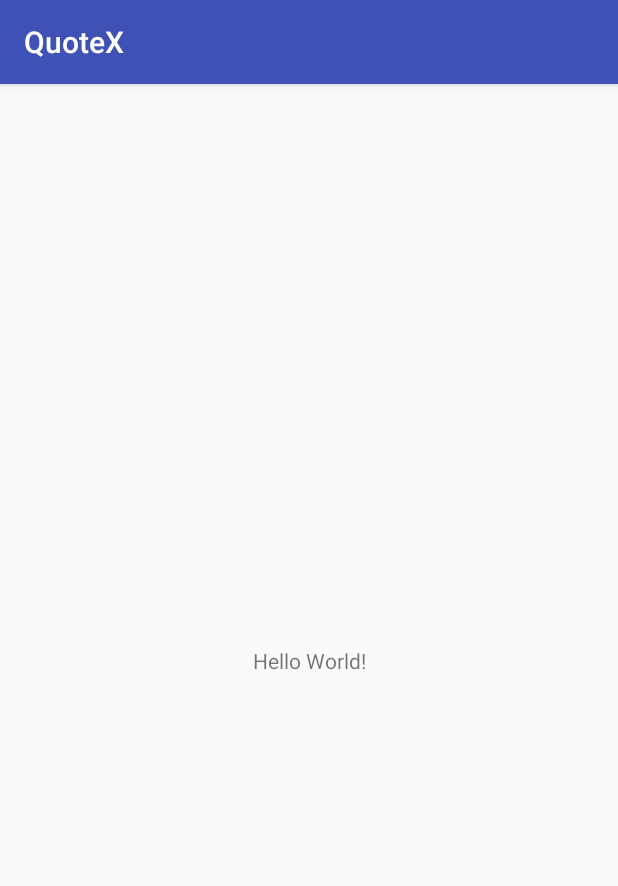
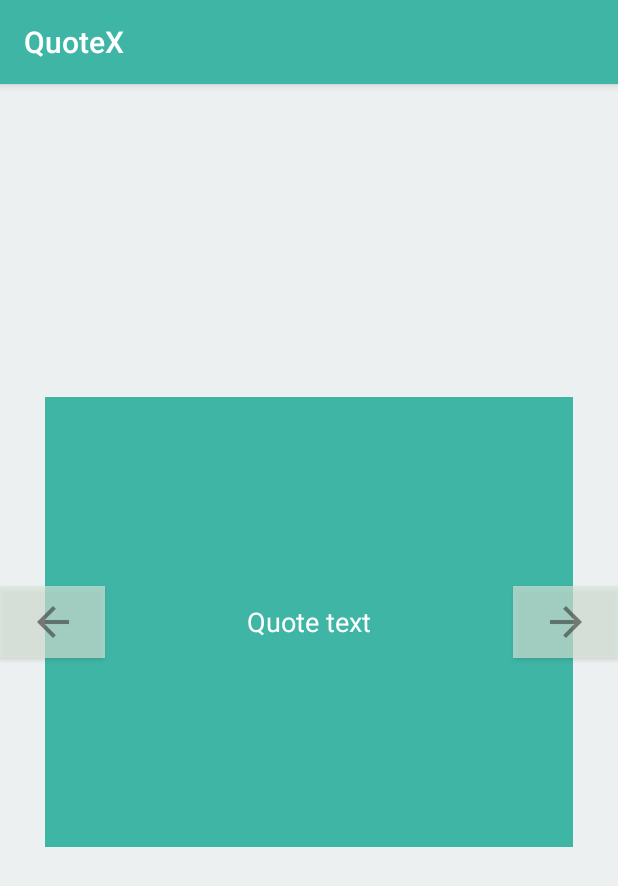
Before and after one commit to cmFodWx5YWRhdjEyMTA5/QuoteX, an Android app: the screen it shows after launch (MainActivity), on a phone screen of 412 x 824 dp. Shown: the top 886 px of the screen. Run offline under Robolectric (Android 15) with nearby library versions, the phone set to English and light mode, and no system bars.

Commit message:
quote layout

```diff
--- a/app/src/main/res/layout/activity_main.xml
+++ b/app/src/main/res/layout/activity_main.xml
@@ -1,18 +1,53 @@
 <?xml version="1.0" encoding="utf-8"?>
-<android.support.constraint.ConstraintLayout xmlns:android="http://schemas.android.com/apk/res/android"
-    xmlns:app="http://schemas.android.com/apk/res-auto"
-    xmlns:tools="http://schemas.android.com/tools"
+<RelativeLayout xmlns:android="http://schemas.android.com/apk/res/android"
+    xmlns:ads="http://schemas.android.com/apk/res-auto"
     android:layout_width="match_parent"
     android:layout_height="match_parent"
-    tools:context=".MainActivity">
+    android:background="#ecf0f1"
+    android:gravity="center">
 
-    <TextView
-        android:layout_width="wrap_content"
+    <LinearLayout
+        android:id="@+id/linearLayout"
+        android:layout_width="match_parent"
+        android:layout_height="300dp"
+        android:layout_centerInParent="true"
+        android:layout_marginBottom="100dp"
+        android:layout_marginLeft="30dp"
+        android:layout_marginRight="30dp"
+        android:layout_marginTop="50dp"
+        android:orientation="vertical">
+
+        <TextView
+            android:id="@+id/TextView"
+            android:layout_width="match_parent"
+            android:layout_height="match_parent"
+            android:background="@color/colorPrimary"
+            android:gravity="center"
+            android:padding="25dp"
+            android:text="Quote text"
+            android:textColor="#ffffff"
+            android:textSize="18sp" />
+
+    </LinearLayout>
+
+    <ImageButton
+        android:id="@+id/btnPrevious"
+        style="@style/Widget.AppCompat.Button.Colored"
+        android:layout_width="70dp"
         android:layout_height="wrap_content"
-        android:text="Hello World!"
-        app:layout_constraintBottom_toBottomOf="parent"
-        app:layout_constraintLeft_toLeftOf="parent"
-        app:layout_constraintRight_toRightOf="parent"
-        app:layout_constraintTop_toTopOf="parent" />
+        android:layout_alignParentStart="true"
+        android:layout_centerVertical="true"
+        android:background="#a5dbeadb"
+        android:src="@drawable/ic_previous" />
 
-</android.support.constraint.ConstraintLayout>
+    <ImageButton
+        android:id="@+id/btnNext"
+        style="@style/Widget.AppCompat.Button.Colored"
+        android:layout_width="70dp"
+        android:layout_height="wrap_content"
+        android:layout_alignParentEnd="true"
+        android:layout_centerVertical="true"
+        android:background="#a5dbeadb"
+        android:src="@drawable/ic_next" />
+
+</RelativeLayout>
--- a/app/src/main/res/mipmap-anydpi-v26/ic_launcher.xml
+++ /dev/null
@@ -1,5 +0,0 @@
-<?xml version="1.0" encoding="utf-8"?>
-<adaptive-icon xmlns:android="http://schemas.android.com/apk/res/android">
-    <background android:drawable="@drawable/ic_launcher_background" />
-    <foreground android:drawable="@drawable/ic_launcher_foreground" />
-</adaptive-icon>
--- a/app/src/main/res/values/colors.xml
+++ b/app/src/main/res/values/colors.xml
@@ -1,6 +1,6 @@
 <?xml version="1.0" encoding="utf-8"?>
 <resources>
-    <color name="colorPrimary">#3F51B5</color>
-    <color name="colorPrimaryDark">#303F9F</color>
+    <color name="colorPrimary">#3fb5a5</color>
+    <color name="colorPrimaryDark">#309f92</color>
     <color name="colorAccent">#FF4081</color>
 </resources>
```
Also changed, not shown: app/src/main/ic_launcher-web.png (added), app/src/main/res/drawable-hdpi/ic_next.png (added), app/src/main/res/drawable-hdpi/ic_previous.png (added), app/src/main/res/drawable-mdpi/ic_next.png (added), app/src/main/res/drawable-mdpi/ic_previous.png (added), app/src/main/res/drawable-xhdpi/ic_next.png (added), app/src/main/res/drawable-xhdpi/ic_previous.png (added), app/src/main/res/drawable-xxhdpi/ic_next.png (added), app/src/main/res/drawable-xxhdpi/ic_previous.png (added), app/src/main/res/mipmap-hdpi/ic_launcher.png, app/src/main/res/mipmap-mdpi/ic_launcher.png, app/src/main/res/mipmap-xhdpi/ic_launcher.png, app/src/main/res/mipmap-xxhdpi/ic_launcher.png, app/src/main/res/mipmap-xxxhdpi/ic_launcher.png.
